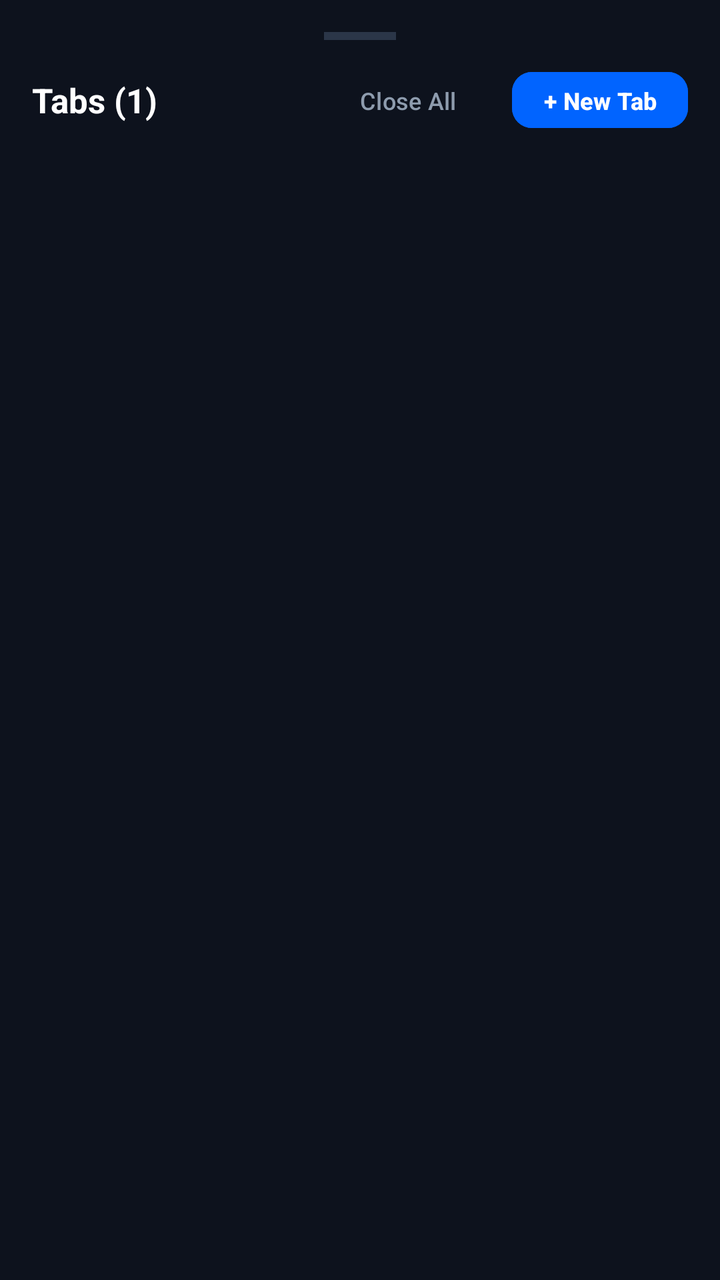
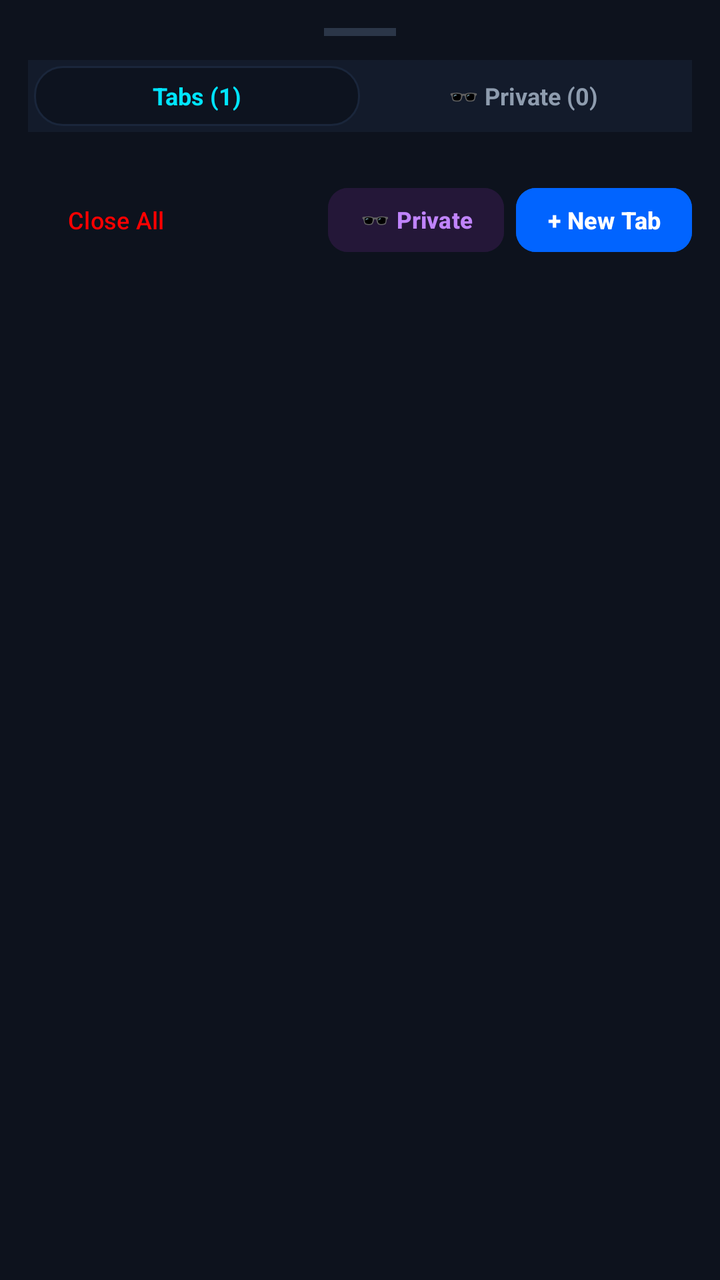

Two renders of the same Android screen: before a commit and after it. Below are the layout's source before the change and the commit's diff.
<!-- AndroidManifest.xml: application theme Theme.AdShield -->
<!-- res/layout/sheet_tab_switcher.xml -->
<?xml version="1.0" encoding="utf-8"?>
<LinearLayout xmlns:android="http://schemas.android.com/apk/res/android"
    xmlns:app="http://schemas.android.com/apk/res-auto"
    android:layout_width="match_parent"
    android:layout_height="wrap_content"
    android:background="#0D121D"
    android:orientation="vertical"
    android:padding="16dp">

    
    <View
        android:layout_width="36dp"
        android:layout_height="4dp"
        android:layout_gravity="center_horizontal"
        android:layout_marginBottom="12dp"
        android:background="#2B3648" />

    
    <RelativeLayout
        android:layout_width="match_parent"
        android:layout_height="wrap_content"
        android:layout_marginBottom="14dp">

        <TextView
            android:id="@+id/textTabHeader"
            android:layout_width="wrap_content"
            android:layout_height="wrap_content"
            android:layout_alignParentStart="true"
            android:layout_centerVertical="true"
            android:text="Tabs (1)"
            android:textColor="@color/text_primary"
            android:textSize="17sp"
            android:textStyle="bold" />

        <LinearLayout
            android:layout_width="wrap_content"
            android:layout_height="wrap_content"
            android:layout_alignParentEnd="true"
            android:layout_centerVertical="true"
            android:orientation="horizontal">

            <com.google.android.material.button.MaterialButton
                android:id="@+id/btnCloseAllTabs"
                style="@style/Widget.Material3.Button.TextButton"
                android:layout_width="wrap_content"
                android:layout_height="36dp"
                android:paddingHorizontal="8dp"
                android:text="Close All"
                android:textColor="@color/text_secondary"
                android:textSize="12sp" />

            <com.google.android.material.button.MaterialButton
                android:id="@+id/btnNewTabSheet"
                android:layout_width="wrap_content"
                android:layout_height="36dp"
                android:layout_marginStart="8dp"
                android:backgroundTint="@color/fokk_blue"
                android:paddingHorizontal="12dp"
                android:text="+ New Tab"
                android:textColor="@color/text_primary"
                android:textSize="12sp"
                android:textStyle="bold"
                app:cornerRadius="10dp" />
        </LinearLayout>
    </RelativeLayout>

    
    <androidx.core.widget.NestedScrollView
        android:layout_width="match_parent"
        android:layout_height="wrap_content"
        android:maxHeight="420dp">

        <LinearLayout
            android:id="@+id/layoutTabsContainer"
            android:layout_width="match_parent"
            android:layout_height="wrap_content"
            android:orientation="vertical" />
    </androidx.core.widget.NestedScrollView>

</LinearLayout>
<!-- resources referenced by this layout -->
<resources>
  <color name="fokk_blue">#0164FF</color>
  <color name="text_primary">#FFFFFF</color>
  <color name="text_secondary">#8E9CAE</color>
  <style name="Theme.AdShield" parent="Theme.Material3.Dark.NoActionBar">
          <item name="colorPrimary">@color/secondary</item>
          <item name="colorSecondary">@color/accent_green</item>
          <item name="android:statusBarColor">@color/background_dark</item>
          <item name="android:navigationBarColor">@color/background_dark</item>
          <item name="android:windowBackground">@color/background_dark</item>
      </style>
  <color name="secondary">#00E5FF</color>
  <color name="accent_green">#00E676</color>
  <color name="background_dark">#090D14</color>
</resources>

<!-- the commit's change to res/layout/sheet_tab_switcher.xml (unified diff, before → after) -->
@@ -5,7 +5,7 @@
     android:layout_height="wrap_content"
     android:background="#0D121D"
     android:orientation="vertical"
-    android:padding="16dp">
+    android:padding="14dp">
 
     
     <View
@@ -16,65 +16,99 @@
         android:background="#2B3648" />
 
     
-    <RelativeLayout
+    <LinearLayout
         android:layout_width="match_parent"
-        android:layout_height="wrap_content"
-        android:layout_marginBottom="14dp">
+        android:layout_height="36dp"
+        android:layout_marginBottom="12dp"
+        android:background="#131B2B"
+        android:orientation="horizontal"
+        android:padding="3dp">
 
         <TextView
-            android:id="@+id/textTabHeader"
-            android:layout_width="wrap_content"
-            android:layout_height="wrap_content"
-            android:layout_alignParentStart="true"
-            android:layout_centerVertical="true"
+            android:id="@+id/btnFilterNormal"
+            android:layout_width="0dp"
+            android:layout_height="match_parent"
+            android:layout_weight="1"
+            android:background="@drawable/bg_stat_chip"
+            android:gravity="center"
             android:text="Tabs (1)"
-            android:textColor="@color/text_primary"
-            android:textSize="17sp"
+            android:textColor="@color/fokk_cyan"
+            android:textSize="12sp"
             android:textStyle="bold" />
 
-        <LinearLayout
-            android:layout_width="wrap_content"
-            android:layout_height="wrap_content"
-            android:layout_alignParentEnd="true"
-            android:layout_centerVertical="true"
-            android:orientation="horizontal">
-
-            <com.google.android.material.button.MaterialButton
-                android:id="@+id/btnCloseAllTabs"
-                style="@style/Widget.Material3.Button.TextButton"
-                android:layout_width="wrap_content"
-                android:layout_height="36dp"
-                android:paddingHorizontal="8dp"
-                android:text="Close All"
-                android:textColor="@color/text_secondary"
-                android:textSize="12sp" />
-
-            <com.google.android.material.button.MaterialButton
-                android:id="@+id/btnNewTabSheet"
-                android:layout_width="wrap_content"
-                android:layout_height="36dp"
-                android:layout_marginStart="8dp"
-                android:backgroundTint="@color/fokk_blue"
-                android:paddingHorizontal="12dp"
-                android:text="+ New Tab"
-                android:textColor="@color/text_primary"
-                android:textSize="12sp"
-                android:textStyle="bold"
-                app:cornerRadius="10dp" />
-        </LinearLayout>
-    </RelativeLayout>
+        <TextView
+            android:id="@+id/btnFilterPrivate"
+            android:layout_width="0dp"
+            android:layout_height="match_parent"
+            android:layout_weight="1"
+            android:gravity="center"
+            android:text="🕶️ Private (0)"
+            android:textColor="@color/text_secondary"
+            android:textSize="12sp"
+            android:textStyle="bold" />
+    </LinearLayout>
 
     
     <androidx.core.widget.NestedScrollView
         android:layout_width="match_parent"
         android:layout_height="wrap_content"
-        android:maxHeight="420dp">
+        android:maxHeight="440dp">
 
         <LinearLayout
-            android:id="@+id/layoutTabsContainer"
+            android:id="@+id/layoutTabsGrid"
             android:layout_width="match_parent"
             android:layout_height="wrap_content"
             android:orientation="vertical" />
     </androidx.core.widget.NestedScrollView>
 
+    
+    <LinearLayout
+        android:layout_width="match_parent"
+        android:layout_height="wrap_content"
+        android:layout_marginTop="12dp"
+        android:gravity="center_vertical"
+        android:orientation="horizontal">
+
+        <com.google.android.material.button.MaterialButton
+            android:id="@+id/btnCloseAllTabs"
+            style="@style/Widget.Material3.Button.TextButton"
+            android:layout_width="wrap_content"
+            android:layout_height="40dp"
+            android:paddingHorizontal="10dp"
+            android:text="Close All"
+            android:textColor="@color/youtube_red"
+            android:textSize="12sp" />
+
+        <View
+            android:layout_width="0dp"
+            android:layout_height="1dp"
+            android:layout_weight="1" />
+
+        <com.google.android.material.button.MaterialButton
+            android:id="@+id/btnNewPrivateTab"
+            style="@style/Widget.Material3.Button.TonalButton"
+            android:layout_width="wrap_content"
+            android:layout_height="40dp"
+            android:layout_marginEnd="6dp"
+            android:backgroundTint="#241738"
+            android:paddingHorizontal="10dp"
+            android:text="🕶️ Private"
+            android:textColor="#C084FC"
+            android:textSize="11.5sp"
+            android:textStyle="bold"
+            app:cornerRadius="10dp" />
+
+        <com.google.android.material.button.MaterialButton
+            android:id="@+id/btnNewTabSheet"
+            android:layout_width="wrap_content"
+            android:layout_height="40dp"
+            android:backgroundTint="@color/fokk_blue"
+            android:paddingHorizontal="14dp"
+            android:text="+ New Tab"
+            android:textColor="@color/text_primary"
+            android:textSize="12sp"
+            android:textStyle="bold"
+            app:cornerRadius="10dp" />
+    </LinearLayout>
+
 </LinearLayout>
<!-- resource entries referenced after the edit -->
@@ -1,8 +1,20 @@
 <!-- resources referenced by this layout -->
 <resources>
   <color name="fokk_blue">#0164FF</color>
+  <color name="fokk_cyan">#00E5FF</color>
   <color name="text_primary">#FFFFFF</color>
   <color name="text_secondary">#8E9CAE</color>
+  <color name="youtube_red">#FF0000</color>
+  <!-- drawable bg_stat_chip (drawable) -->
+  <?xml version="1.0" encoding="utf-8"?>
+  <shape xmlns:android="http://schemas.android.com/apk/res/android"
+      android:shape="rectangle">
+      <corners android:radius="14dp" />
+      <solid android:color="#0D131F" />
+      <stroke
+          android:width="1dp"
+          android:color="#1A263B" />
+  </shape>
   <style name="Theme.AdShield" parent="Theme.Material3.Dark.NoActionBar">
           <item name="colorPrimary">@color/secondary</item>
           <item name="colorSecondary">@color/accent_green</item>
